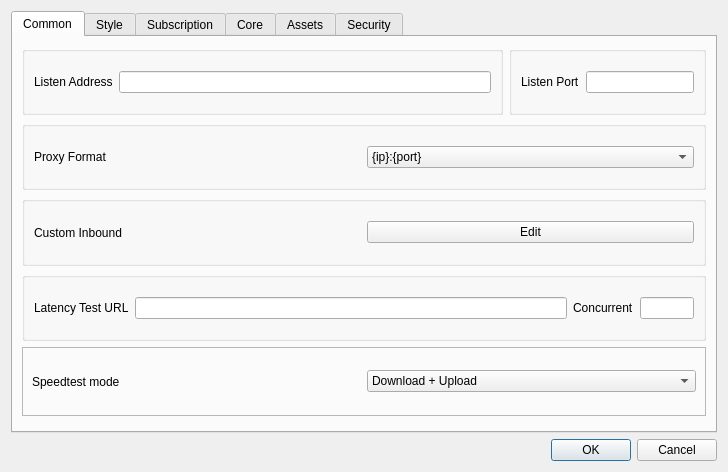
Before: the Qt Designer form include/ui/setting/dialog_basic_settings.ui in throneproj/Throne, drawn with Qt 5.
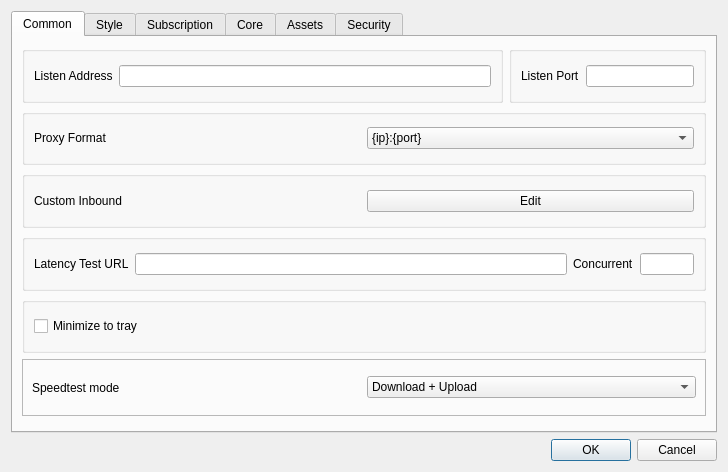
After: the same form once the commit is applied. Custom widgets are drawn as their Qt base class.

Commit message:
feat: implement "minimize to tray" checkbox
Add a "Minimize to tray" checkbox in the basic settings window and
implement the logic to handle it. The state is stored in the config
file and retrieved when needed. Include translations for all
supported languages.

```diff
--- a/include/ui/setting/dialog_basic_settings.ui
+++ b/include/ui/setting/dialog_basic_settings.ui
@@ -179,6 +179,28 @@
          </layout>
         </widget>
        </item>
+       <item>
+        <widget class="QGroupBox" name="horizontalGroupBox_1_5">
+         <layout class="QHBoxLayout" name="horizontalLayout_1_5">
+          <item>
+           <widget class="QCheckBox" name="minimize_to_tray">
+            <property name="sizePolicy">
+             <sizepolicy hsizetype="Preferred" vsizetype="Fixed">
+              <horstretch>0</horstretch>
+              <verstretch>0</verstretch>
+             </sizepolicy>
+            </property>
+            <property name="text">
+             <string>Minimize to tray</string>
+            </property>
+            <property name="toolTip">
+             <string>Clicking the 'X' will move the application to the system tray instead of closing it</string>
+            </property>
+           </widget>
+          </item>
+         </layout>
+        </widget>
+       </item>
        <item>
         <widget class="QFrame" name="frame">
          <property name="frameShape">
```
The commit also changes 7 other files.
